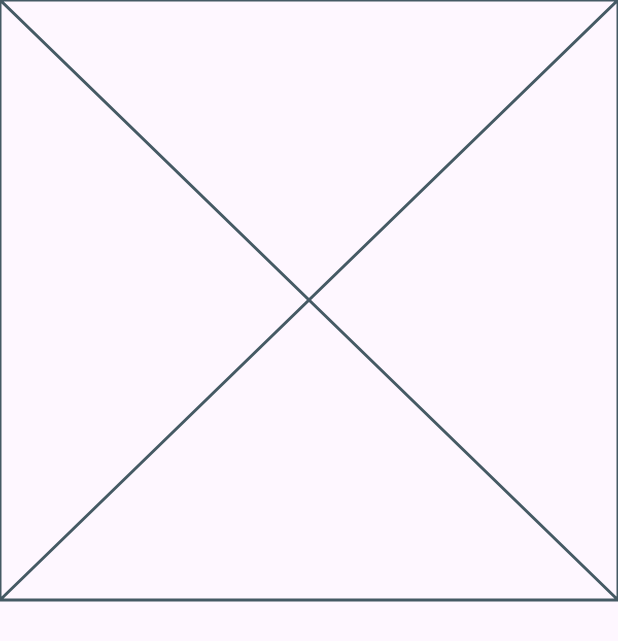
After one commit to Nitishroy-7033/Project-Shakti, a Flutter app: the AuthView screen opened directly, on a phone screen of 412 x 824 dp. The commit adds this screen. Shown: the top 641 px of the screen. Run offline on Flutter 3.47's test engine with Material 3 defaults, Android fonts, the phone set to English and light mode, and no system bars; our stand-ins replace flutter_contacts, google_fonts, permission_handler.

Commit message:
Refactor authentication module: remove unused files, add UserModel, AuthRepository, AuthView, and LoginForm

```diff
--- a/lib/core/theme/app_text_styles.dart
+++ b/lib/core/theme/app_text_styles.dart
@@ -1,5 +1,5 @@
 import 'package:flutter/material.dart';
-import 'app_colors.dart';
+import 'package:project_shakti/core/theme/app_colors.dart';
 
 class AppTextStyles {
   static const TextStyle headline1 = TextStyle(
--- /dev/null
+++ b/lib/features/auth/views/auth_view.dart
@@ -0,0 +1,15 @@
+import 'package:flutter/material.dart';
+import 'package:project_shakti/features/auth/widgets/login_form.dart';
+
+class AuthView extends StatelessWidget {
+  const AuthView({super.key});
+
+  @override
+  Widget build(BuildContext context) {
+    return Scaffold(
+      body: Column(children: [
+        LoginForm()
+      ],),
+    );
+  }
+}
--- /dev/null
+++ b/lib/features/auth/widgets/login_form.dart
@@ -0,0 +1,10 @@
+import 'package:flutter/material.dart';
+
+class LoginForm extends StatelessWidget {
+  const LoginForm({super.key});
+
+  @override
+  Widget build(BuildContext context) {
+    return const Placeholder();
+  }
+}
```
Also changed, not shown: lib/features/auth/models/user_model.dart (added, +37 -0 lines), lib/features/auth/repository/auth_repository.dart (added, +19 -0 lines), lib/config/firebase_option.dart (deleted), lib/config/theme/theme.dart (deleted), lib/data/data_sources/data_sources.dart (deleted), lib/data/models/models.dart (deleted), lib/data/repositories/repositories.dart (deleted), lib/features/auth/models/models.dart (deleted), lib/features/auth/views/views.dart (deleted), lib/features/auth/widgets/widget.dart (deleted).
